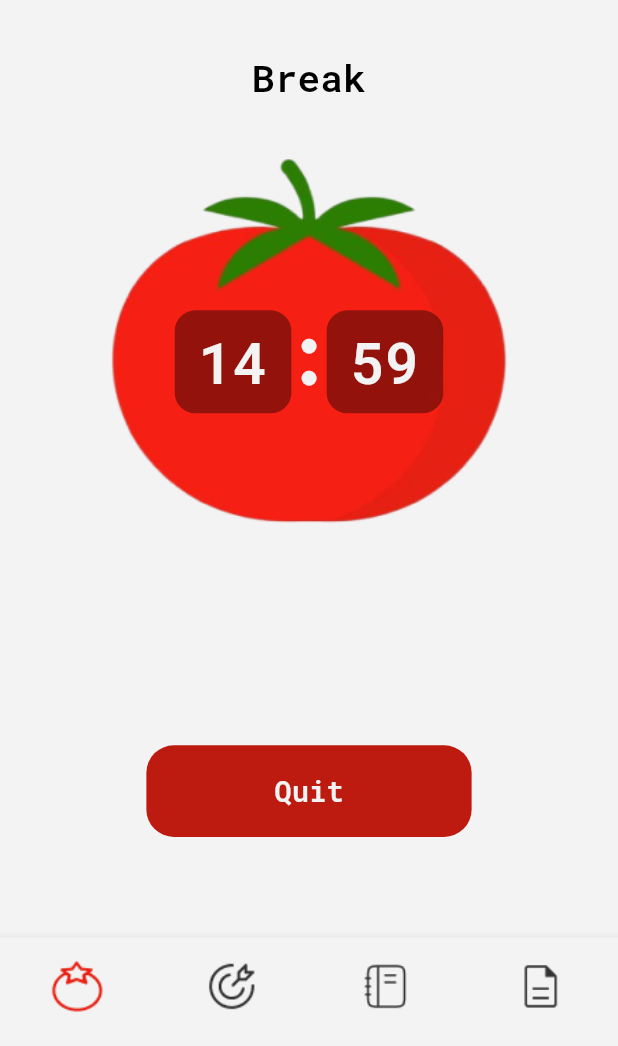
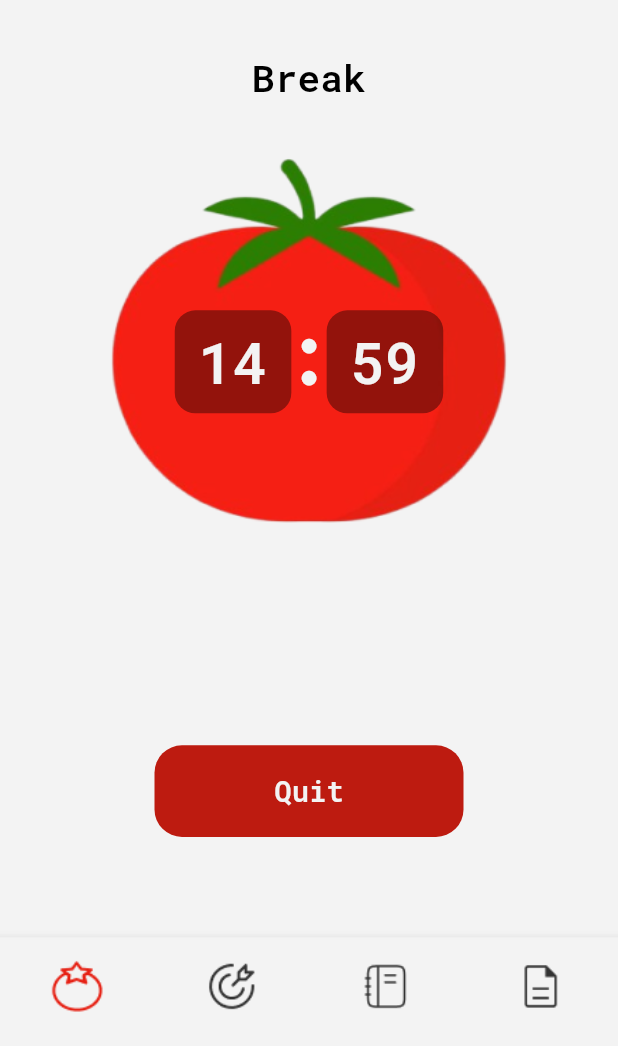
Before and after one commit to Abdusalom-mobile-developer/pomodoro, a Flutter app: the screen it shows after launch, after a tap on "Short Break", after a tap on "Long Break", after a tap on "Start", on a phone screen of 412 x 824 dp, the part 190-1236 px from its top. Run offline on Flutter 3.47's test engine with Material 3 defaults, Android fonts, the phone set to English and light mode, and no system bars; our stand-ins replace awesome_notifications, go_router, hive, hive_flutter; missing offline and left inert: back_button_interceptor; accounts and stored records are empty.

```diff
--- a/lib/customs/custom_timer_s_q.dart
+++ b/lib/customs/custom_timer_s_q.dart
@@ -14,13 +14,19 @@ class CustomTimerSQ extends StatelessWidget {
   @override
   Widget build(BuildContext context) {
     return Container(
+      margin: EdgeInsets.symmetric(horizontal: CustomSize.width(context, 4)),
       alignment: Alignment.center,
-      width: CustomSize.width(context, 1.9),
-      height: CustomSize.height(context, 13.5),
+      // width: CustomSize.width(context, 1.9),
+      // height: CustomSize.height(context, 13.5),
       decoration: BoxDecoration(
           color: UtilsColors.pink,
           borderRadius: BorderRadius.circular(CustomSize.height(context, 45))),
       child: TextButton(
+          style: ButtonStyle(
+            fixedSize: WidgetStatePropertyAll(Size(
+                CustomSize.width(context, 1.9),
+                CustomSize.height(context, 13.5))),
+          ),
           onPressed: function,
           child: Text(
             text,
--- a/lib/main.dart
+++ b/lib/main.dart
@@ -1,3 +1,4 @@
+import 'package:awesome_notifications/awesome_notifications.dart';
 import 'package:flutter/material.dart';
 import 'package:flutter/services.dart';
 import 'package:go_router/go_router.dart';
@@ -13,11 +14,29 @@ import 'package:pomodoro/screens/instruction.dart';
 import 'package:pomodoro/screens/splash.dart';
 import 'package:pomodoro/screens/task_adding_sc.dart';
 import 'package:pomodoro/screens/unfinished_tasks.dart';
+import 'package:pomodoro/services/local_notification.dart';
 import 'package:provider/provider.dart';
 
 late Box<AllTasksModul> box;
 late Box<AllTasksModul> box2;
+
 Future<void> main() async {
+  AwesomeNotifications().initialize(
+    'resource://drawable/tomato',
+    [
+      NotificationChannel(
+        channelKey: 'basic_channel',
+        channelName: 'Basic notifications',
+        channelDescription: 'Notification channel for basic notifications',
+        defaultColor: const Color(0xFF9D50DD),
+        ledColor: Colors.white,
+        importance: NotificationImportance.High,
+      ),
+    ],
+  );
+
+  LocalNotification.requestNotificationPermission();
+
   await Hive.initFlutter();
 
   Hive.registerAdapter(AllTasksModulAdapter());
--- a/lib/providers/home_screen_all.dart
+++ b/lib/providers/home_screen_all.dart
@@ -5,6 +5,7 @@ import 'package:flutter/material.dart';
 import 'package:pomodoro/customs/custom_snackbar.dart';
 import 'package:pomodoro/providers/time_picking.dart';
 import 'package:pomodoro/providers/to_do_tasks.dart';
+import 'package:pomodoro/services/local_notification.dart';
 import 'package:provider/provider.dart';
 
 class HomeScreenAll extends ChangeNotifier {
@@ -57,11 +58,12 @@ class HomeScreenAll extends ChangeNotifier {
               .removeTask(currentTask["index"], context);
           currentTask["task"] = null;
           currentTask["index"] = 0;
-          showMySnackbar(context, "Task has been completed. ✔️");
+          showMySnackbar(context, "Task has been completed.");
         }
         Provider.of<TimePicking>(context, listen: false)
             .changeCurrentTimer(0, context);
         changeCurrentTimerH(0);
+        LocalNotification.showNotification("Time’s Up!");
         notifyListeners();
         break;
       }
@@ -88,6 +90,7 @@ class HomeScreenAll extends ChangeNotifier {
           Provider.of<TimePicking>(context, listen: false)
               .changeCurrentTimer(0, context);
           changeCurrentTimerH(0);
+          LocalNotification.showNotification("Time’s Up!");
           notifyListeners();
           break;
         }
@@ -95,6 +98,7 @@ class HomeScreenAll extends ChangeNotifier {
         seconds = 59;
         notifyListeners();
       }
+
 
       notifyListeners();
       await Future.delayed(const Duration(seconds: 1));
--- a/lib/screens/splash.dart
+++ b/lib/screens/splash.dart
@@ -24,9 +24,10 @@ class _SplashScreenState extends State<SplashScreen> {
   @override
   void initState() {
     super.initState();
-     Provider.of<ToDoTasks>(context, listen: false).getTasks();
-     Provider.of<CompletedTasks>(context, listen: false).getAllCompletedTasks();
+    Provider.of<ToDoTasks>(context, listen: false).getTasks();
+    Provider.of<CompletedTasks>(context, listen: false).getAllCompletedTasks();
   }
+
   @override
   Widget build(BuildContext context) {
     Timer(
--- /dev/null
+++ b/lib/services/local_notification.dart
@@ -0,0 +1,24 @@
+import 'package:awesome_notifications/awesome_notifications.dart';
+
+class LocalNotification {
+  static void requestNotificationPermission() {
+    AwesomeNotifications().isNotificationAllowed().then((isAllowed) {
+      if (!isAllowed) {
+        // Request permission
+        AwesomeNotifications().requestPermissionToSendNotifications();
+      }
+    });
+  }
+
+  static void showNotification(String message) {
+    AwesomeNotifications().createNotification(
+      content: NotificationContent(
+
+        id: 10,
+        channelKey: 'basic_channel',
+        title: 'Pomodoro.',
+        body: message,
+      ),
+    );
+  }
+}
--- a/pubspec.yaml
+++ b/pubspec.yaml
@@ -19,6 +19,9 @@ dependencies:
   provider: ^6.1.2
   hive: ^2.2.3
   hive_flutter: ^1.1.0
+  flutter_local_notifications: ^18.0.1
+  permission_handler: ^11.3.1
+  awesome_notifications: ^0.10.0
 
 dev_dependencies:
   build_runner: ^2.0.0
```
Also changed, not shown: lib/screens/home.dart (+9 -5 lines), pubspec.lock, 10 other files.
